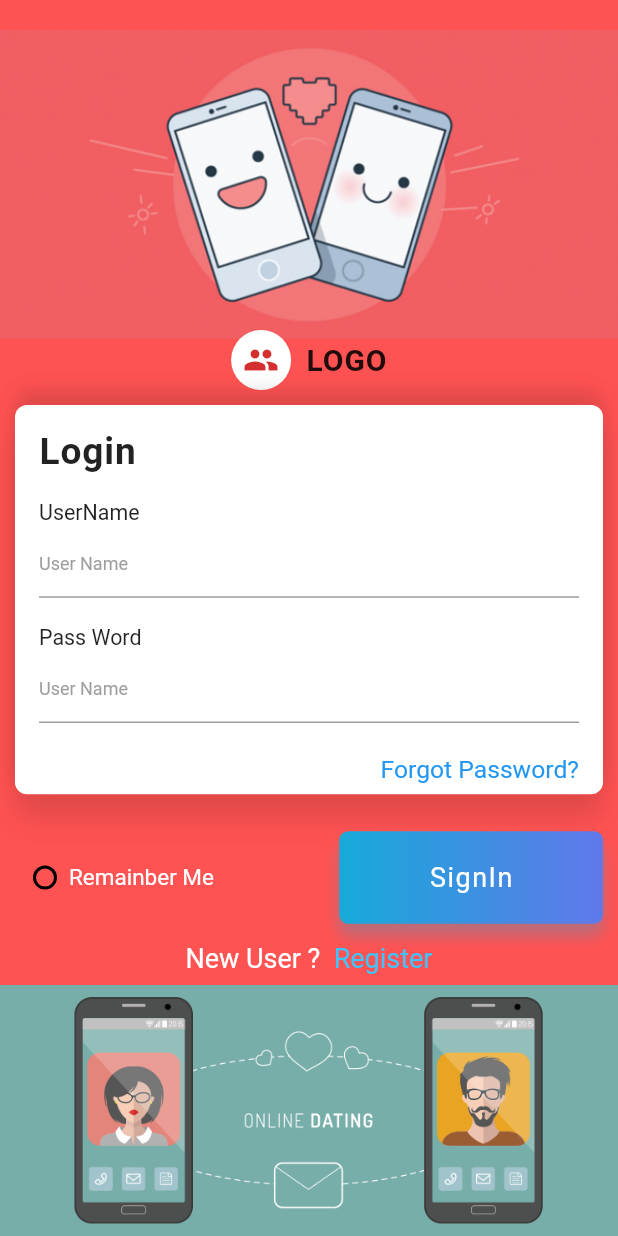
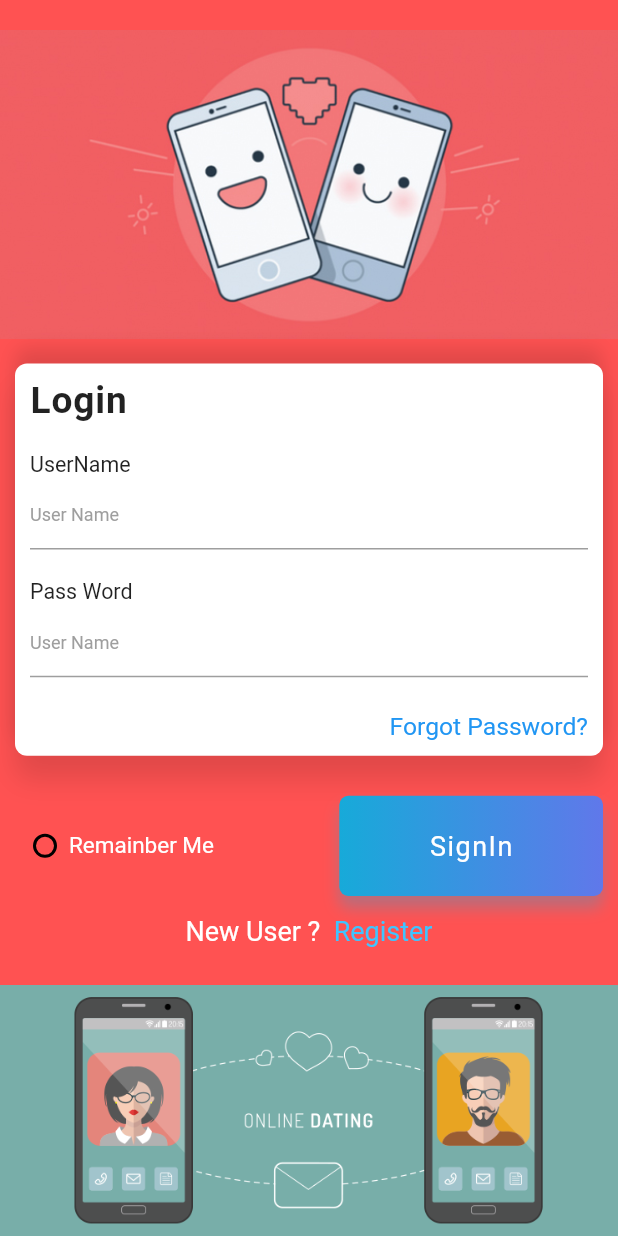
Before and after one commit to abwarlock/date_app, a Flutter app: the screen it shows after launch, on a phone screen of 412 x 824 dp. Run offline on Flutter 3.47's test engine with Material 2 defaults, Android fonts, the phone set to English and light mode, and no system bars; our stand-ins replace flutter_screenutil; Roboto replaces fonts that are missing (Poppins-Bold, Poppins-Medium).

Commit message:
New Forms

```diff
--- a/lib/router/ScreenRouterFile.dart
+++ b/lib/router/ScreenRouterFile.dart
@@ -1,6 +1,7 @@
 
 import 'package:flutter/material.dart';
 import 'package:flutter_date_app/screens/LoginScreen.dart';
+import 'package:flutter_date_app/screens/SignUpscreen.dart';
 import 'package:flutter_date_app/screens/SpalshScreen.dart';
 
 class RouteManager{
@@ -20,6 +21,7 @@ class RouteManager{
     return{
       splash: (_context) => SplashScreen(),
       login: (_context) => LoginScreen(),
+      signUp: (_context) => SignUpScreen(),
     };
   }
 }
--- /dev/null
+++ b/lib/screens/ForgotPassword.dart
@@ -0,0 +1,13 @@
+import 'package:flutter/material.dart';
+
+class ForgotPwdScreen extends StatefulWidget {
+  @override
+  _ForgotPwdScreenState createState() => _ForgotPwdScreenState();
+}
+
+class _ForgotPwdScreenState extends State<ForgotPwdScreen> {
+  @override
+  Widget build(BuildContext context) {
+    return Container();
+  }
+}
--- a/lib/screens/FormCard.dart
+++ b/lib/screens/FormCard.dart
@@ -5,8 +5,6 @@ class FormCard extends StatelessWidget {
   @override
   Widget build(BuildContext context) {
     return Container(
-      width: double.infinity,
-      height: ScreenUtil.getInstance().setHeight(420),
       decoration: BoxDecoration(
         color: Colors.white,
         borderRadius: BorderRadius.circular(8.0),
@@ -23,7 +21,7 @@ class FormCard extends StatelessWidget {
       ),
       child: Padding(
         padding:
-        EdgeInsets.only(top: 16.0, right: 16.0, left: 16.0),
+        EdgeInsets.all(10.0),
         child: Column(
           crossAxisAlignment: CrossAxisAlignment.start,
           children: <Widget>[
--- a/lib/screens/LoginScreen.dart
+++ b/lib/screens/LoginScreen.dart
@@ -1,4 +1,5 @@
 import 'package:flutter/material.dart';
+import 'package:flutter_date_app/router/ScreenRouterFile.dart';
 import 'package:flutter_screenutil/flutter_screenutil.dart';
 
 import 'FormCard.dart';
@@ -115,7 +116,9 @@ class _LoginScreenState extends State<LoginScreen> {
                     fontSize: 18),
               ),
               InkWell(
-                onTap: () {},
+                onTap: () {
+                  Navigator.of(context).pushNamed(RouteManager.signUp);
+                },
                 child: Text(
                   "Register",
                   style: TextStyle(
@@ -133,7 +136,7 @@ class _LoginScreenState extends State<LoginScreen> {
   Widget build(BuildContext context) {
     ScreenUtil.instance = ScreenUtil.getInstance()..init(context);
     ScreenUtil.instance =
-        ScreenUtil(width: 750, height: 1334, allowFontScaling: true);
+        ScreenUtil(width: 750, height: 1234, allowFontScaling: true);
     return Scaffold(
       appBar: null,
       backgroundColor: Colors.redAccent,
@@ -142,13 +145,15 @@ class _LoginScreenState extends State<LoginScreen> {
         fit: StackFit.expand,
         children: <Widget>[
           Column(
+            mainAxisAlignment: MainAxisAlignment.spaceEvenly,
             crossAxisAlignment: CrossAxisAlignment.end,
             children: <Widget>[
               Padding(
                 padding: EdgeInsets.only(top: 20.0),
+                child: Center(
                   child: Image.asset(
                     "assets/dating.jpg",
-                  width: ScreenUtil.getInstance().setWidth(800),
+                  ),
                 ),
               ),
               Expanded(
@@ -160,38 +165,14 @@ class _LoginScreenState extends State<LoginScreen> {
               )
             ],
           ),
-          SingleChildScrollView(
-            child: Padding(
-              padding: EdgeInsets.only(left: 10.0, right: 10.0, top: 100.0),
+          Column(
+            mainAxisAlignment: MainAxisAlignment.center,
+            crossAxisAlignment: CrossAxisAlignment.center,
+            children: <Widget>[
+              Padding(
+                padding: EdgeInsets.only(left: 10.0, right: 10.0, top: 50.0),
                 child: Column(
                   children: <Widget>[
-                  Padding(
-                    padding: EdgeInsets.only(top: 120, bottom: 10),
-                    child: Container(
-                      child: Row(
-                        mainAxisAlignment: MainAxisAlignment.center,
-                        children: <Widget>[
-                          CircleAvatar(
-                            backgroundColor: Colors.white,
-                            radius: 20.0,
-                            child: Icon(Icons.people),
-                          ),
-                          Padding(
-                            padding: EdgeInsets.only(left: 10),
-                            child: Text(
-                              "LOGO",
-                              style: TextStyle(
-                                fontSize: 20,
-                                fontFamily: "Poppins-Bold",
-                                letterSpacing: .6,
-                                fontWeight: FontWeight.bold,
-                              ),
-                            ),
-                          )
-                        ],
-                      ),
-                    ),
-                  ),
                     FormCard(),
                     SizedBox(
                       height: ScreenUtil.getInstance().setHeight(40),
@@ -200,6 +181,7 @@ class _LoginScreenState extends State<LoginScreen> {
                   ],
                 ),
               ),
+            ],
           )
         ],
       ),
--- a/lib/screens/SignUpscreen.dart
+++ b/lib/screens/SignUpscreen.dart
@@ -0,0 +1,8 @@
+import 'package:flutter/material.dart';
+
+class SignUpScreen extends StatelessWidget {
+  @override
+  Widget build(BuildContext context) {
+    return Scaffold();
+  }
+}
```
Also changed, not shown: lib/screens/DaetilsScreen.dart (added), lib/screens/ProfileListScreen.dart (deleted), lib/screens/UserProfileScreen.dart (deleted). Lines whose indentation alone changed are shown as unchanged.
